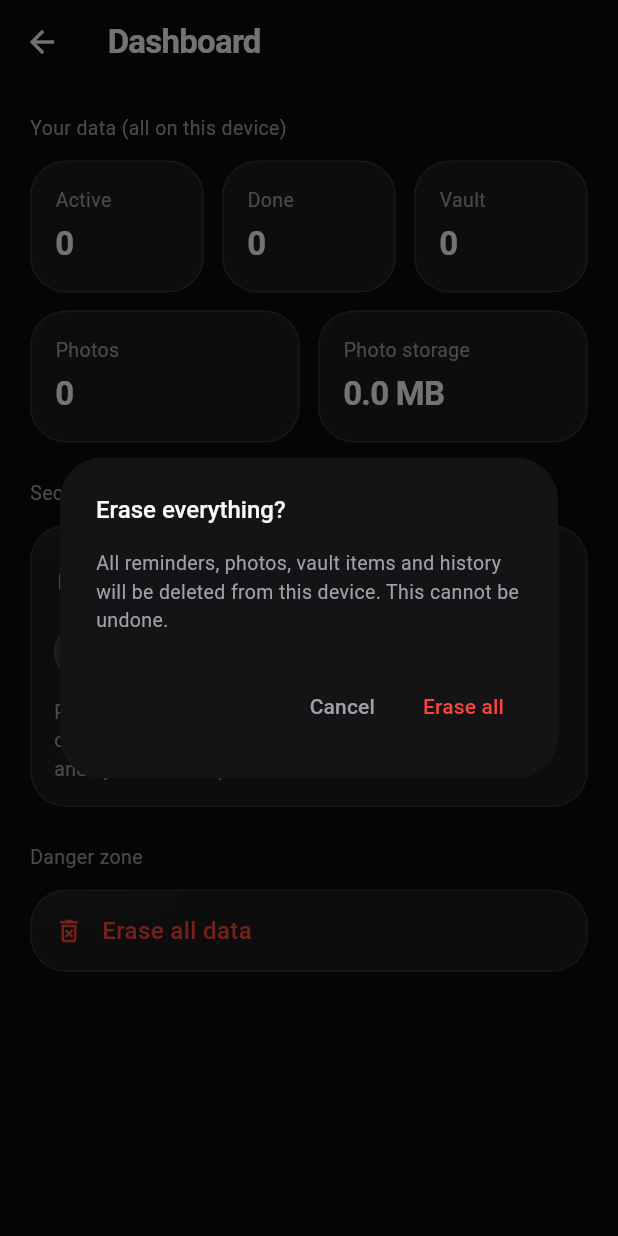
After one commit to Hassanlight/MeMoRing-app, a Flutter app: the DashboardScreen screen opened by its route, after a tap on "Erase all data", on a phone screen of 412 x 824 dp. The commit adds this screen. Run offline on Flutter 3.47's test engine with Material 3 defaults, Android fonts, the phone set to English and light mode, and no system bars; our stand-ins replace adhan, flutter_local_notifications, flutter_riverpod, go_router, google_mobile_ads, image_picker and 3 more; missing offline and left inert: google_mlkit_face_detection, google_mlkit_image_labeling; accounts and stored records are empty.

Commit message:
feat(security): allowBackup=false, app-lock PIN gating Memories/Vault/Dashboard, owner dashboard (stats + wipe)

```diff
--- a/lib/app/router/app_router.dart
+++ b/lib/app/router/app_router.dart
@@ -4,7 +4,9 @@ library;
 
 import 'package:go_router/go_router.dart';
 import 'package:memoring/app/home_shell.dart';
+import 'package:memoring/core/security/pin_gate.dart';
 import 'package:memoring/features/alert/presentation/full_screen_alert.dart';
+import 'package:memoring/features/dashboard/presentation/dashboard_screen.dart';
 import 'package:memoring/features/analytics/presentation/analytics_screen.dart';
 import 'package:memoring/features/medicine/presentation/medicine_screen.dart';
 import 'package:memoring/features/memories/presentation/memories_screen.dart';
@@ -38,9 +40,16 @@ GoRouter _buildRouter() {
       GoRoute(path: '/renewals', builder: (_, __) => const RenewalsScreen()),
       GoRoute(path: '/medicine', builder: (_, __) => const MedicineScreen()),
       GoRoute(path: '/people', builder: (_, __) => const PeopleScreen()),
-      GoRoute(path: '/vault', builder: (_, __) => const VaultScreen()),
+      GoRoute(
+          path: '/vault',
+          builder: (_, __) => const PinGate(child: VaultScreen())),
       GoRoute(path: '/analytics', builder: (_, __) => const AnalyticsScreen()),
-      GoRoute(path: '/memories', builder: (_, __) => const MemoriesScreen()),
+      GoRoute(
+          path: '/memories',
+          builder: (_, __) => const PinGate(child: MemoriesScreen())),
+      GoRoute(
+          path: '/dashboard',
+          builder: (_, __) => const PinGate(child: DashboardScreen())),
       GoRoute(path: '/settings', builder: (_, __) => const SettingsScreen()),
       GoRoute(
         path: '/alert/:id',
--- /dev/null
+++ b/lib/core/security/pin_gate.dart
@@ -0,0 +1,116 @@
+/// Wraps private screens (Memories, Vault, Dashboard). If an app-lock PIN is
+/// set and this session isn't unlocked yet, asks for the PIN first.
+library;
+
+import 'package:flutter/material.dart';
+import 'package:go_router/go_router.dart';
+import 'package:memoring/app/theme/app_colors.dart';
+import 'package:memoring/app/theme/app_spacing.dart';
+import 'package:memoring/app/theme/app_typography.dart';
+import 'package:memoring/core/security/pin_store.dart';
+import 'package:memoring/core/widgets/glass_button.dart';
+
+class PinGate extends StatefulWidget {
+  const PinGate({required this.child, super.key});
+  final Widget child;
+
+  @override
+  State<PinGate> createState() => _PinGateState();
+}
+
+class _PinGateState extends State<PinGate> {
+  final _pin = TextEditingController();
+  bool? _locked; // null = checking
+  bool _wrong = false;
+
+  @override
+  void initState() {
+    super.initState();
+    _check();
+  }
+
+  Future<void> _check() async {
+    final has = await PinStore.hasPin();
+    if (mounted) setState(() => _locked = has && !PinStore.sessionUnlocked);
+  }
+
+  @override
+  void dispose() {
+    _pin.dispose();
+    super.dispose();
+  }
+
+  Future<void> _try() async {
+    final ok = await PinStore.verify(_pin.text.trim());
+    if (!mounted) return;
+    if (ok) {
+      setState(() => _locked = false);
+    } else {
+      setState(() => _wrong = true);
+      _pin.clear();
+    }
+  }
+
+  @override
+  Widget build(BuildContext context) {
+    if (_locked == null) {
+      return const Scaffold(
+        body: Center(
+            child: CircularProgressIndicator(color: AppColors.mutedWhite)),
+      );
+    }
+    if (!_locked!) return widget.child;
+
+    return Scaffold(
+      appBar: AppBar(
+        leading: IconButton(
+            onPressed: () => context.canPop() ? context.pop() : context.go('/'),
+            icon: const Icon(Icons.arrow_back, color: AppColors.shinyWhite)),
+      ),
+      body: SafeArea(
+        child: Padding(
+          padding: const EdgeInsets.all(AppSpacing.xl),
+          child: Column(
+            mainAxisAlignment: MainAxisAlignment.center,
+            children: [
+              const Icon(Icons.lock_outline,
+                  size: 48, color: AppColors.shinyWhite),
+              const SizedBox(height: AppSpacing.lg),
+              Text('Enter your PIN', style: AppTypography.heading),
+              const SizedBox(height: AppSpacing.xl),
+              TextField(
+                controller: _pin,
+                obscureText: true,
+                keyboardType: TextInputType.number,
+                textAlign: TextAlign.center,
+                autofocus: true,
+                style: AppTypography.heading,
+                cursorColor: AppColors.shinyWhite,
+                onSubmitted: (_) => _try(),
+                decoration: InputDecoration(
+                  hintText: '••••',
+                  hintStyle: const TextStyle(color: AppColors.mutedWhite),
+                  filled: true,
+                  fillColor: AppColors.glassTint,
+                  border: OutlineInputBorder(
+                    borderRadius:
+                        BorderRadius.circular(AppSpacing.radiusButton),
+                    borderSide: BorderSide.none,
+                  ),
+                ),
+              ),
+              if (_wrong) ...[
+                const SizedBox(height: AppSpacing.sm),
+                Text('Wrong PIN — try again',
+                    style: AppTypography.caption
+                        .copyWith(color: AppColors.dangerRed)),
+              ],
+              const SizedBox(height: AppSpacing.lg),
+              GlassButton(label: 'Unlock', filled: true, onPressed: _try),
+            ],
+          ),
+        ),
+      ),
+    );
+  }
+}
--- /dev/null
+++ b/lib/core/security/pin_store.dart
@@ -0,0 +1,64 @@
+/// Local app-lock PIN. Only a SHA-256 hash is stored (security.json) — the PIN
+/// itself never touches disk. Unlock lasts until the app is fully closed.
+library;
+
+import 'dart:convert';
+import 'dart:io';
+
+import 'package:crypto/crypto.dart';
+import 'package:path_provider/path_provider.dart';
+
+class PinStore {
+  /// True once the user unlocked this session (resets on app restart).
+  static bool sessionUnlocked = false;
+
+  static Future<File> _file() async {
+    final dir = await getApplicationDocumentsDirectory();
+    return File('${dir.path}/security.json');
+  }
+
+  static String _hash(String pin) =>
+      sha256.convert(utf8.encode('memoring:$pin')).toString();
+
+  static Future<bool> hasPin() async {
+    try {
+      final f = await _file();
+      return f.existsSync() &&
+          (jsonDecode(await f.readAsString())
+                  as Map<String, dynamic>)['pinHash'] !=
+              null;
+    } on Object {
+      return false;
+    }
+  }
+
+  static Future<void> setPin(String pin) async {
+    final f = await _file();
+    await f.writeAsString(jsonEncode({'pinHash': _hash(pin)}));
+    sessionUnlocked = true;
+  }
+
+  static Future<void> removePin() async {
+    try {
+      final f = await _file();
+      if (f.existsSync()) await f.delete();
+    } on Object {
+      // Best-effort.
+    }
+    sessionUnlocked = false;
+  }
+
+  static Future<bool> verify(String pin) async {
+    try {
+      final f = await _file();
+      if (!f.existsSync()) return true;
+      final stored = (jsonDecode(await f.readAsString())
+          as Map<String, dynamic>)['pinHash'] as String?;
+      final ok = stored == null || stored == _hash(pin);
+      if (ok) sessionUnlocked = true;
+      return ok;
+    } on Object {
+      return false;
+    }
+  }
+}
--- /dev/null
+++ b/lib/features/dashboard/presentation/dashboard_screen.dart
@@ -0,0 +1,307 @@
+/// Owner dashboard — everything about YOUR data, on YOUR device: storage
+/// stats, app-lock PIN, and the nuclear wipe. There is no server side; nothing
+/// here (or anywhere) leaves the phone.
+library;
+
+import 'dart:io';
+
+import 'package:flutter/material.dart';
+import 'package:flutter_riverpod/flutter_riverpod.dart';
+import 'package:go_router/go_router.dart';
+import 'package:memoring/app/theme/app_colors.dart';
+import 'package:memoring/app/theme/app_spacing.dart';
+import 'package:memoring/app/theme/app_typography.dart';
+import 'package:memoring/core/security/pin_store.dart';
+import 'package:memoring/core/widgets/glass_card.dart';
+import 'package:memoring/features/reminders/presentation/reminders_controller.dart';
+import 'package:memoring/features/vault/data/vault_store.dart';
+import 'package:path_provider/path_provider.dart';
+
+class DashboardScreen extends ConsumerStatefulWidget {
+  const DashboardScreen({super.key});
+
+  @override
+  ConsumerState<DashboardScreen> createState() => _DashboardScreenState();
+}
+
+class _DashboardScreenState extends ConsumerState<DashboardScreen> {
+  int _photoCount = 0;
+  double _photoMb = 0;
+  bool _hasPin = false;
+
+  @override
+  void initState() {
+    super.initState();
+    WidgetsBinding.instance.addPostFrameCallback((_) => _refresh());
+  }
+
+  Future<void> _refresh() async {
+    var count = 0;
+    var bytes = 0;
+    try {
+      final dir = await getApplicationDocumentsDirectory();
+      final images = Directory('${dir.path}/images');
+      if (images.existsSync()) {
+        for (final f in images.listSync().whereType<File>()) {
+          count++;
+          bytes += f.lengthSync();
+        }
+      }
+    } on Object {
+      // Stats are best-effort.
+    }
+    final hasPin = await PinStore.hasPin();
+    if (mounted) {
+      setState(() {
+        _photoCount = count;
+        _photoMb = bytes / 1048576;
+        _hasPin = hasPin;
+      });
+    }
+  }
+
+  Future<String?> _askPin(String title) async {
+    final controller = TextEditingController();
+    final pin = await showDialog<String>(
+      context: context,
+      builder: (ctx) => AlertDialog(
+        backgroundColor: AppColors.surfaceBlack,
+        title: Text(title, style: AppTypography.bodyMedium),
+        content: TextField(
+          controller: controller,
+          obscureText: true,
+          keyboardType: TextInputType.number,
+          autofocus: true,
+          style: AppTypography.body,
+          cursorColor: AppColors.shinyWhite,
+          decoration: const InputDecoration(
+              hintText: '4+ digits',
+              hintStyle: TextStyle(color: AppColors.mutedWhite)),
+        ),
+        actions: [
+          TextButton(
+              onPressed: () => Navigator.pop(ctx),
+              child: const Text('Cancel',
+                  style: TextStyle(color: AppColors.mutedWhite))),
+          TextButton(
+              onPressed: () => Navigator.pop(ctx, controller.text.trim()),
+              child: const Text('Save',
+                  style: TextStyle(color: AppColors.shinyWhite))),
+        ],
+      ),
+    );
+    return (pin != null && pin.length >= 4) ? pin : null;
+  }
+
+  Future<void> _wipeAll() async {
+    final sure = await showDialog<bool>(
+      context: context,
+      builder: (ctx) => AlertDialog(
+        backgroundColor: AppColors.surfaceBlack,
+        title: const Text('Erase everything?', style: AppTypography.bodyMedium),
+        content: Text(
+            'All reminders, photos, vault items and history will be deleted '
+            'from this device. This cannot be undone.',
+            style: AppTypography.caption),
+        actions: [
+          TextButton(
+              onPressed: () => Navigator.pop(ctx, false),
+              child: const Text('Cancel',
+                  style: TextStyle(color: AppColors.mutedWhite))),
+          TextButton(
+              onPressed: () => Navigator.pop(ctx, true),
+              child: const Text('Erase all',
+                  style: TextStyle(color: AppColors.dangerRed))),
+        ],
+      ),
+    );
+    if (sure != true) return;
+
+    final repo = ref.read(reminderRepositoryProvider);
+    final notifications = ref.read(notificationServiceProvider);
+    await notifications.cancelAll();
+    for (final r in await repo.getAll()) {
+      await repo.remove(r.id);
+    }
+    final vault = ref.read(vaultProvider);
+    for (final v in vault) {
+      await ref.read(vaultProvider.notifier).remove(v.id);
+    }
+    try {
+      final dir = await getApplicationDocumentsDirectory();
+      final images = Directory('${dir.path}/images');
+      if (images.existsSync()) images.deleteSync(recursive: true);
+    } on Object {
+      // Best-effort.
+    }
+    await _refresh();
+    if (mounted) {
+      ScaffoldMessenger.of(context).showSnackBar(
+          const SnackBar(content: Text('All data erased from this device')));
+    }
+  }
+
+  @override
+  Widget build(BuildContext context) {
+    final reminders = ref.watch(remindersProvider).valueOrNull ?? const [];
+    final active =
+        reminders.where((r) => r.isActive && !r.isCompleted).length;
+    final completed = reminders.where((r) => r.isCompleted).length;
+    final vaultCount = ref.watch(vaultProvider).length;
+
+    return Scaffold(
+      appBar: AppBar(
+        leading: IconButton(
+            onPressed: () => context.pop(),
+            icon: const Icon(Icons.arrow_back, color: AppColors.shinyWhite)),
+        title: const Text('Dashboard', style: AppTypography.heading),
+      ),
+      body: SafeArea(
+        child: ListView(
+          padding: const EdgeInsets.all(AppSpacing.screen),
+          children: [
+            Text('Your data (all on this device)', style: AppTypography.caption),
+            const SizedBox(height: AppSpacing.md),
+            Row(children: [
+              _Stat(label: 'Active', value: '$active'),
+              const SizedBox(width: AppSpacing.md),
+              _Stat(label: 'Done', value: '$completed'),
+              const SizedBox(width: AppSpacing.md),
+              _Stat(label: 'Vault', value: '$vaultCount'),
+            ]),
+            const SizedBox(height: AppSpacing.md),
+            Row(children: [
+              _Stat(label: 'Photos', value: '$_photoCount'),
+              const SizedBox(width: AppSpacing.md),
+              _Stat(
+                  label: 'Photo storage',
+                  value: '${_photoMb.toStringAsFixed(1)} MB'),
+            ]),
+            const SizedBox(height: AppSpacing.xl),
+
+            Text('Security', style: AppTypography.caption),
+            const SizedBox(height: AppSpacing.md),
+            GlassCard(
+              child: Column(
+                crossAxisAlignment: CrossAxisAlignment.start,
+                children: [
+                  Row(children: [
+                    Icon(_hasPin ? Icons.lock : Icons.lock_open,
+                        color: _hasPin
+                            ? AppColors.shortTermAccent
+                            : AppColors.mutedWhite,
+                        size: 20),
+                    const SizedBox(width: AppSpacing.md),
+                    Expanded(
+                      child: Text(
+                          _hasPin
+                              ? 'App lock is ON — PIN required for Memories, Vault and this dashboard'
+                              : 'App lock is OFF — anyone with your phone can open your photos',
+                          style: AppTypography.caption
+                              .copyWith(color: AppColors.shinyWhite)),
+                    ),
+                  ]),
+                  const SizedBox(height: AppSpacing.md),
+                  Wrap(spacing: AppSpacing.sm, runSpacing: AppSpacing.sm, children: [
+                    _SmallAction(
+                      label: _hasPin ? 'Change PIN' : 'Set PIN',
+                      onTap: () async {
+                        final pin = await _askPin(
+                            _hasPin ? 'New PIN' : 'Create a PIN (4+ digits)');
+                        if (pin != null) {
+                          await PinStore.setPin(pin);
+                          await _refresh();
+                        }
+                      },
+                    ),
+                    if (_hasPin)
+                      _SmallAction(
+                        label: 'Remove PIN',
+                        onTap: () async {
+                          await PinStore.removePin();
+                          await _refresh();
+                        },
+                      ),
+                  ]),
+                  const SizedBox(height: AppSpacing.md),
+                  Text(
+                      'Photos are stored in Memoring\'s private sandbox — other '
+                      'apps cannot read them, they are not in the gallery, and '
+                      'system backups are disabled.',
+                      style: AppTypography.caption),
+                ],
+              ),
+            ),
+            const SizedBox(height: AppSpacing.xl),
+
+            Text('Danger zone', style: AppTypography.caption),
+            const SizedBox(height: AppSpacing.md),
+            GlassCard(
+              onTap: _wipeAll,
+              child: const Row(children: [
+                Icon(Icons.delete_forever_outlined,
+                    color: AppColors.dangerRed, size: 20),
+                SizedBox(width: AppSpacing.md),
+                Text('Erase all data',
+                    style: TextStyle(
+                        color: AppColors.dangerRed,
+                        fontSize: 16,
+                        fontWeight: FontWeight.w500)),
+              ]),
+            ),
+          ],
+        ),
+      ),
+    );
+  }
+}
+
+class _Stat extends StatelessWidget {
+  const _Stat({required this.label, required this.value});
+  final String label;
+  final String value;
+
+  @override
+  Widget build(BuildContext context) {
+    return Expanded(
+      child: Container(
+        padding: const EdgeInsets.all(AppSpacing.lg),
+        decoration: BoxDecoration(
+          color: AppColors.glassTint,
+          borderRadius: BorderRadius.circular(AppSpacing.radiusCard),
+          border: Border.all(color: AppColors.hairline),
+        ),
+        child: Column(crossAxisAlignment: CrossAxisAlignment.start, children: [
+          Text(label, style: AppTypography.caption),
+          const SizedBox(height: AppSpacing.xs),
+          Text(value, style: AppTypography.heading),
+        ]),
+      ),
+    );
+  }
+}
+
+class _SmallAction extends StatelessWidget {
+  const _SmallAction({required this.label, required this.onTap});
+  final String label;
+  final Future<void> Function() onTap;
+
+  @override
+  Widget build(BuildContext context) {
+    return GestureDetector(
+      onTap: onTap,
+      child: Container(
+        padding: const EdgeInsets.symmetric(
+            horizontal: AppSpacing.lg, vertical: AppSpacing.sm),
+        decoration: BoxDecoration(
+          color: AppColors.glassTintStrong,
+          borderRadius: BorderRadius.circular(AppSpacing.radiusPill),
+          border: Border.all(color: AppColors.hairline),
+        ),
+        child: Text(label,
+            style:
+                AppTypography.caption.copyWith(color: AppColors.shinyWhite)),
+      ),
+    );
+  }
+}
--- a/lib/features/hub/presentation/hub_screen.dart
+++ b/lib/features/hub/presentation/hub_screen.dart
@@ -20,6 +20,7 @@ class HubScreen extends StatelessWidget {
       (Icons.search, 'Vault', '"Where did I put it?" — photo + note', '/vault'),
       (Icons.photo_library_outlined, 'Memories', 'Photos from things you completed', '/memories'),
       (Icons.insights_outlined, 'Insights', 'What you remind yourself about most', '/analytics'),
+      (Icons.shield_outlined, 'Dashboard', 'Your data, app lock, storage — all private', '/dashboard'),
       (Icons.settings_outlined, 'Settings', 'Alerts, prayer times, permissions', '/settings'),
     ];
 
--- a/pubspec.yaml
+++ b/pubspec.yaml
@@ -42,6 +42,8 @@ dependencies:
   google_mobile_ads: ^9.0.0
   # Up-front permission requests during onboarding (camera, mic)
   permission_handler: ^11.3.0
+  # SHA-256 for the local app-lock PIN (pure Dart, no native code)
+  crypto: ^3.0.3
 
 dev_dependencies:
   flutter_test:
```
Also changed, not shown: 2 other files.
